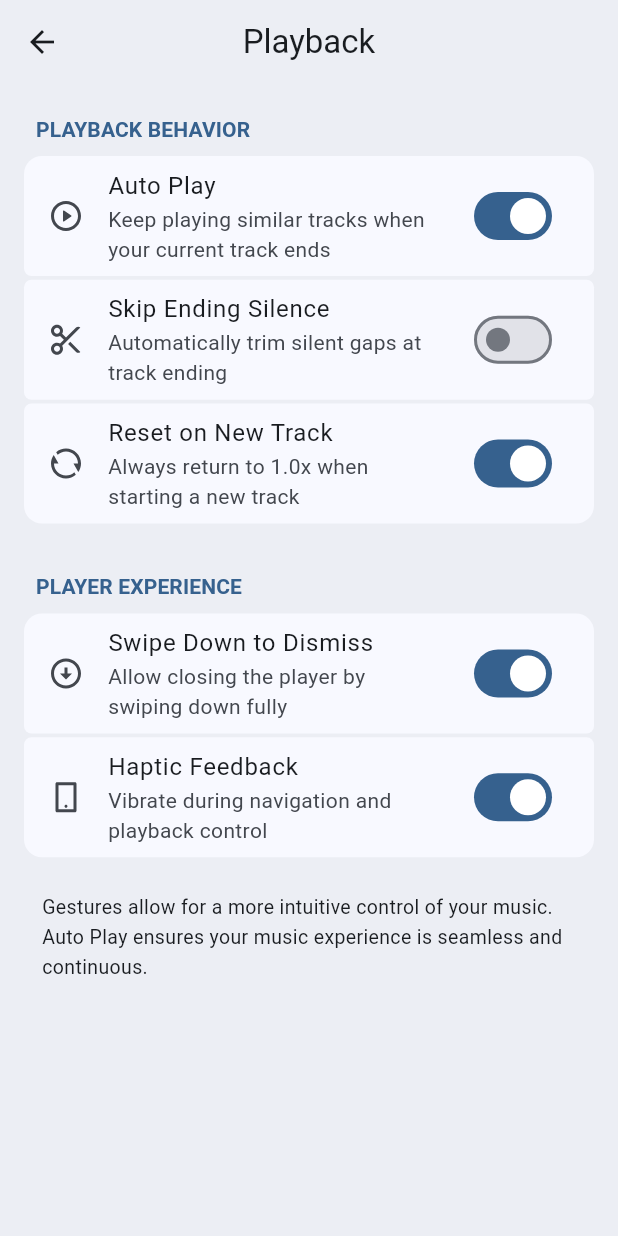
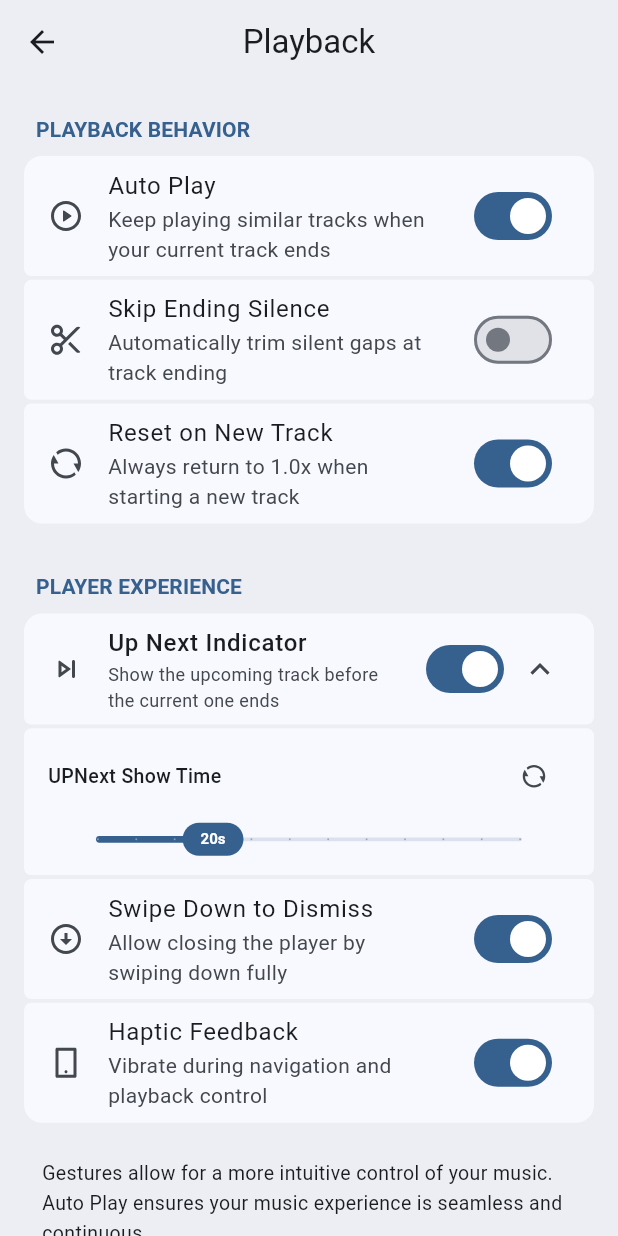
Before and after one commit to BawiCeu16/nix, a Flutter app: the PlaybackSettingsPage screen opened directly, on a phone screen of 412 x 824 dp. Run offline on Flutter 3.47's test engine with Material 3 defaults, Android fonts, the phone set to English and light mode, and no system bars; drawn by our look-alikes of dynamic_color; our stand-ins replace audio_service, flutter_remix, google_fonts, hive, hive_flutter, just_audio and 3 more; missing offline and left inert: expressive_refresh, wave_slider_flutter; accounts and stored records are empty.

Commit message:
add configurable up-next track indicator to playback settings and player UI etc.

```diff
--- a/lib/core/hive_keys.dart
+++ b/lib/core/hive_keys.dart
@@ -34,6 +34,8 @@ abstract final class HiveKeys {
   static const String trackSwipeAction = 'trackSwipeAction';
   static const String snackbarPosition = 'snackbarPosition';
   static const String snackbarSwipeToDismiss = 'snackbarSwipeToDismiss';
+  static const String upNextIndicator = 'upNextIndicator';
+  static const String upNextIndicatorTime = 'upNextIndicatorTime';
   static const String onboarding = 'hasCompletedOnboarding';
 
   // ── User keys ──────────────────────────────────────────────────────────────
--- a/lib/providers/settings_provider.dart
+++ b/lib/providers/settings_provider.dart
@@ -131,6 +131,26 @@ class SettingsProvider with ChangeNotifier {
 
   void setSkipSilence(bool value) {
     _box.put(HiveKeys.skipSilence, value);
+    notifyListeners();
+  }
+
+  // Up Next Indicator
+  /// Whether to show the Up Next indicator near the end of a track.
+  bool get upNextIndicator =>
+      _box.get(HiveKeys.upNextIndicator, defaultValue: true);
+
+  void setUpNextIndicator(bool value) {
+    _box.put(HiveKeys.upNextIndicator, value);
+    notifyListeners();
+  }
+
+  // Up Next Indicator Time
+  /// Time in seconds before track end to show the indicator.
+  int get upNextIndicatorTime =>
+      _box.get(HiveKeys.upNextIndicatorTime, defaultValue: 20);
+
+  void setUpNextIndicatorTime(int seconds) {
+    _box.put(HiveKeys.upNextIndicatorTime, seconds);
     notifyListeners();
   }
 
@@ -325,4 +345,11 @@ class SettingsProvider with ChangeNotifier {
     _box.put(HiveKeys.searchHistory, []);
     notifyListeners();
   }
+
+  /// Resets ALL settings to their factory defaults by clearing the Hive box.
+  /// Each getter's `defaultValue` will take effect on the next read.
+  void resetToDefaults() {
+    _box.clear();
+    notifyListeners();
+  }
 }
--- a/lib/ui/miniplayer/widgets/track_image.dart
+++ b/lib/ui/miniplayer/widgets/track_image.dart
@@ -8,6 +8,7 @@ import 'package:nix/providers/settings_provider.dart';
 import 'package:nix/models/settings/timer_gesture.dart';
 import 'package:nix/ui/widgets/dialogs/sleep_timer_dialog.dart';
 import 'package:nix/ui/widgets/common/nix_artwork.dart';
+import 'package:nix/ui/widgets/common/nix_up_next_indicator.dart';
 import '../../../core/format.dart';
 import '../../../core/math_utils.dart';
 import '../models/animation_data.dart';
@@ -128,7 +129,7 @@ class TrackImage extends StatelessWidget {
                             builder: (context, timer, _) {
                               if (!timer.isActive) return const SizedBox();
                               final opacity =
-                                  (data.bounceClampedProgress -
+                                  (data.opacity -
                                           data.queueClampedProgress)
                                       .clamp(0.0, 1.0);
                               if (opacity == 0) return const SizedBox();
@@ -184,6 +185,8 @@ class TrackImage extends StatelessWidget {
                               );
                             },
                           ),
+                          // Up Next Indicator
+                          NixUpNextIndicator(data: data),
                         ],
                       ),
                     ),
--- a/lib/ui/screens/second_pages/settings_details/appearance_settings_page.dart
+++ b/lib/ui/screens/second_pages/settings_details/appearance_settings_page.dart
@@ -97,7 +97,7 @@ class AppearanceSettingsPage extends StatelessWidget {
           const NixSectionHeader(title: 'Artwork & Visuals', topPadding: 24),
           NixCardExpansionTile(
             title: 'Y2k(cd) style album art',
-            icon: FlutterRemix.disc_line,
+            icon: FlutterRemix.album_line,
             isFirst: true,
             showExpansionIcon: settingsParams.useCdArtworkStyle,
             initiallyExpanded: settingsParams.useCdArtworkStyle,
@@ -138,6 +138,8 @@ class AppearanceSettingsPage extends StatelessWidget {
                     margin: EdgeInsets.zero,
                     shape: const RoundedRectangleBorder(
                       borderRadius: BorderRadius.only(
+                        topLeft: Radius.circular(5),
+                        topRight: Radius.circular(5),
                         bottomLeft: Radius.circular(5),
                         bottomRight: Radius.circular(5),
                       ),
@@ -146,7 +148,7 @@ class AppearanceSettingsPage extends StatelessWidget {
                     child: Padding(
                       padding: const EdgeInsets.symmetric(
                         horizontal: 16,
-                        vertical: 12,
+                        vertical: 8,
                       ),
                       child: Column(
                         crossAxisAlignment: CrossAxisAlignment.start,
--- a/lib/ui/screens/second_pages/settings_details/playback_settings_page.dart
+++ b/lib/ui/screens/second_pages/settings_details/playback_settings_page.dart
@@ -5,6 +5,7 @@ import 'package:nix/providers/settings_provider.dart';
 import '../../../widgets/list_item/card_list_tile.dart';
 import '../../../widgets/common/nix_section_header.dart';
 import '../../../widgets/common/nix_bottom_spacer.dart';
+import '../../../widgets/common/nix_slider.dart';
 
 class PlaybackSettingsPage extends StatelessWidget {
   const PlaybackSettingsPage({super.key});
@@ -67,6 +68,81 @@ class PlaybackSettingsPage extends StatelessWidget {
           ),
 
           const NixSectionHeader(title: 'Player Experience', topPadding: 32),
+          NixCardExpansionTile(
+            title: 'Up Next Indicator',
+            subtitle: 'Show the upcoming track before the current one ends',
+            icon: FlutterRemix.skip_forward_mini_line,
+            isFirst: true,
+            initiallyExpanded: settings.upNextIndicator,
+            showExpansionIcon: settings.upNextIndicator,
+            trailing: Switch(
+              value: settings.upNextIndicator,
+              onChanged: (value) => settings.setUpNextIndicator(value),
+            ),
+            children: [
+              if (settings.upNextIndicator) ...[
+                const SizedBox(height: 2.5),
+                Card(
+                  elevation: 0,
+                  margin: EdgeInsets.zero,
+                  shape: const RoundedRectangleBorder(
+                    borderRadius: BorderRadius.only(
+                      topLeft: Radius.circular(5),
+                      topRight: Radius.circular(5),
+                      bottomLeft: Radius.circular(5),
+                      bottomRight: Radius.circular(5),
+                    ),
+                  ),
+                  color: Theme.of(context).colorScheme.surface,
+                  child: Padding(
+                    padding: const EdgeInsets.symmetric(
+                      horizontal: 16,
+                      vertical: 8,
+                    ),
+                    child: Column(
+                      crossAxisAlignment: CrossAxisAlignment.start,
+                      children: [
+                        Row(
+                          mainAxisAlignment: MainAxisAlignment.spaceBetween,
+                          children: [
+                            const Text(
+                              'UPNext Show Time',
+                              style: TextStyle(
+                                fontWeight: FontWeight.w500,
+                                fontSize: 13,
+                              ),
+                            ),
+                            IconButton(
+                              icon: const Icon(
+                                FlutterRemix.refresh_line,
+                                size: 18,
+                              ),
+                              padding: EdgeInsets.zero,
+                              constraints: const BoxConstraints(),
+                              tooltip: 'Reset to default',
+                              onPressed: () =>
+                                  settings.setUpNextIndicatorTime(20),
+                            ),
+                          ],
+                        ),
+                        const SizedBox(height: 2),
+                        NixSlider(
+                          value: settings.upNextIndicatorTime.toDouble(),
+                          min: 5,
+                          max: 60,
+                          divisions: 11,
+                          label: '${settings.upNextIndicatorTime}s',
+                          onChanged: (val) =>
+                              settings.setUpNextIndicatorTime(val.toInt()),
+                        ),
+                      ],
+                    ),
+                  ),
+                ),
+              ],
+            ],
+          ),
+          const SizedBox(height: 2.5),
           CardListTile(
             title: 'Swipe Down to Dismiss',
             subtitle: 'Allow closing the player by swiping down fully',
@@ -75,7 +151,7 @@ class PlaybackSettingsPage extends StatelessWidget {
               value: settings.swipeToDismiss,
               onChanged: (value) => settings.setSwipeToDismiss(value),
             ),
-            isFirst: true,
+            isFirst: false,
             onTap: () => settings.setSwipeToDismiss(!settings.swipeToDismiss),
           ),
           const SizedBox(height: 2.5),
```
Also changed, not shown: lib/providers/current_music_provider.dart (+23 -0 lines), lib/ui/screens/second_pages/settings_details/about_page.dart (+21 -23 lines), lib/ui/widgets/common/nix_up_next_indicator.dart (added, +126 -0 lines).
